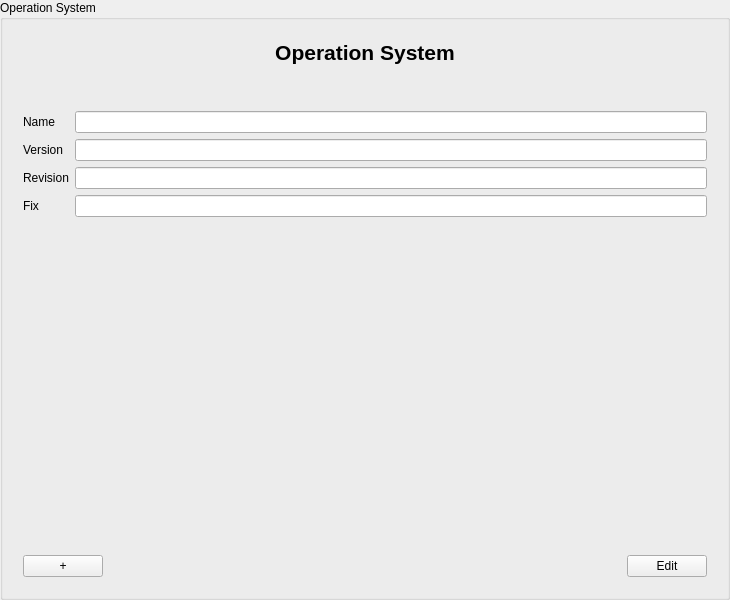
First picture: the form in resources/forms/osinputarea.ui, repository jmuelbert/jmbde-python, before the edit.
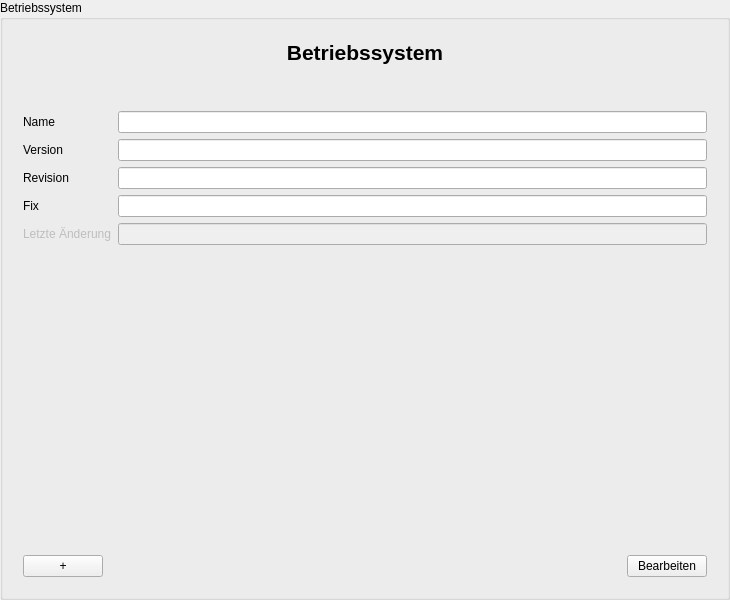
Second picture: the form after the edit.

```diff
--- a/resources/forms/osinputarea.ui
+++ b/resources/forms/osinputarea.ui
@@ -11,13 +11,13 @@
    </rect>
   </property>
   <property name="windowTitle">
-   <string>Operation System</string>
+   <string>Betriebssystem</string>
   </property>
   <property name="accessibleName">
    <string>OSInputDialog</string>
   </property>
   <property name="title">
-   <string>Operation System</string>
+   <string>Betriebssystem</string>
   </property>
   <layout class="QVBoxLayout" name="verticalLayout_3">
    <item>
@@ -26,7 +26,7 @@
       <item>
        <layout class="QVBoxLayout" name="verticalLayout">
         <item>
-         <widget class="QLabel" name="label_Header">
+         <widget class="QLabel" name="headerLabel">
           <property name="font">
            <font>
             <pointsize>16</pointsize>
@@ -35,7 +35,7 @@
            </font>
           </property>
           <property name="text">
-           <string>Operation System</string>
+           <string>Betriebssystem</string>
           </property>
           <property name="alignment">
            <set>Qt::AlignCenter</set>
@@ -62,57 +62,77 @@
       </item>
       <item>
        <layout class="QGridLayout" name="gridLayout">
-        <item row="1" column="0">
-         <widget class="QLabel" name="label_Version">
-          <property name="text">
-           <string>Version</string>
-          </property>
-          <property name="buddy">
-           <cstring>lineEdit_Version</cstring>
-          </property>
-         </widget>
-        </item>
         <item row="1" column="1">
-         <widget class="QLineEdit" name="lineEdit_Version"/>
-        </item>
-        <item row="2" column="0">
-         <widget class="QLabel" name="label_Revision">
-          <property name="text">
-           <string>Revision</string>
-          </property>
-          <property name="buddy">
-           <cstring>lineEdit_Revision</cstring>
-          </property>
-         </widget>
-        </item>
-        <item row="2" column="1">
-         <widget class="QLineEdit" name="lineEdit_Revision"/>
-        </item>
-        <item row="0" column="1">
-         <widget class="QLineEdit" name="lineEdit_Name"/>
+         <widget class="QLineEdit" name="versionLineEdit" />
         </item>
         <item row="0" column="0">
-         <widget class="QLabel" name="label_Name">
+         <widget class="QLabel" name="nameLabel">
           <property name="text">
            <string>Name</string>
           </property>
           <property name="buddy">
-           <cstring>lineEdit_Name</cstring>
+           <cstring>nameLineEdit</cstring>
           </property>
          </widget>
         </item>
+        <item row="2" column="1">
+         <widget class="QLineEdit" name="revisionLineEdit" />
+        </item>
+        <item row="1" column="0">
+         <widget class="QLabel" name="versionLabel">
+          <property name="text">
+           <string>Version</string>
+          </property>
+          <property name="buddy">
+           <cstring>versionLineEdit</cstring>
+          </property>
+         </widget>
+        </item>
+        <item row="0" column="1">
+         <widget class="QLineEdit" name="nameLineEdit" />
+        </item>
         <item row="3" column="0">
-         <widget class="QLabel" name="label_Fix">
+         <widget class="QLabel" name="fixLabel">
           <property name="text">
            <string>Fix</string>
           </property>
           <property name="buddy">
-           <cstring>lineEdit_Fix</cstring>
+           <cstring>fixLineEdit</cstring>
           </property>
          </widget>
         </item>
         <item row="3" column="1">
-         <widget class="QLineEdit" name="lineEdit_Fix"/>
+         <widget class="QLineEdit" name="fixLineEdit" />
+        </item>
+        <item row="2" column="0">
+         <widget class="QLabel" name="revisionLabel">
+          <property name="text">
+           <string>Revision</string>
+          </property>
+          <property name="buddy">
+           <cstring>revisionLineEdit</cstring>
+          </property>
+         </widget>
+        </item>
+        <item row="4" column="0">
+         <widget class="QLabel" name="lastUpdateLabel">
+          <property name="enabled">
+           <bool>false</bool>
+          </property>
+          <property name="text">
+           <string>Letzte Änderung</string>
+          </property>
+          <property name="buddy">
+           <cstring>lastUpdateLineEdit</cstring>
+          </property>
+         </widget>
+        </item>
+        <item row="4" column="1">
+         <widget class="QLineEdit" name="lastUpdateLineEdit">
+          <property name="enabled">
+           <bool>false</bool>
+          </property>
+         </widget>
         </item>
        </layout>
       </item>
@@ -132,7 +152,7 @@
       <item>
        <layout class="QHBoxLayout" name="horizontalLayout">
         <item>
-         <widget class="QPushButton" name="pushButton_Add">
+         <widget class="QPushButton" name="addPushButton">
           <property name="text">
            <string>+</string>
           </property>
@@ -152,9 +172,9 @@
          </spacer>
         </item>
         <item>
-         <widget class="QPushButton" name="pushButton_EditFinish">
+         <widget class="QPushButton" name="editFinishPushButton">
           <property name="text">
-           <string>Edit</string>
+           <string>Bearbeiten</string>
           </property>
          </widget>
         </item>
```
Left out of the diff: 19 changed lines with no effect on the pictures.
